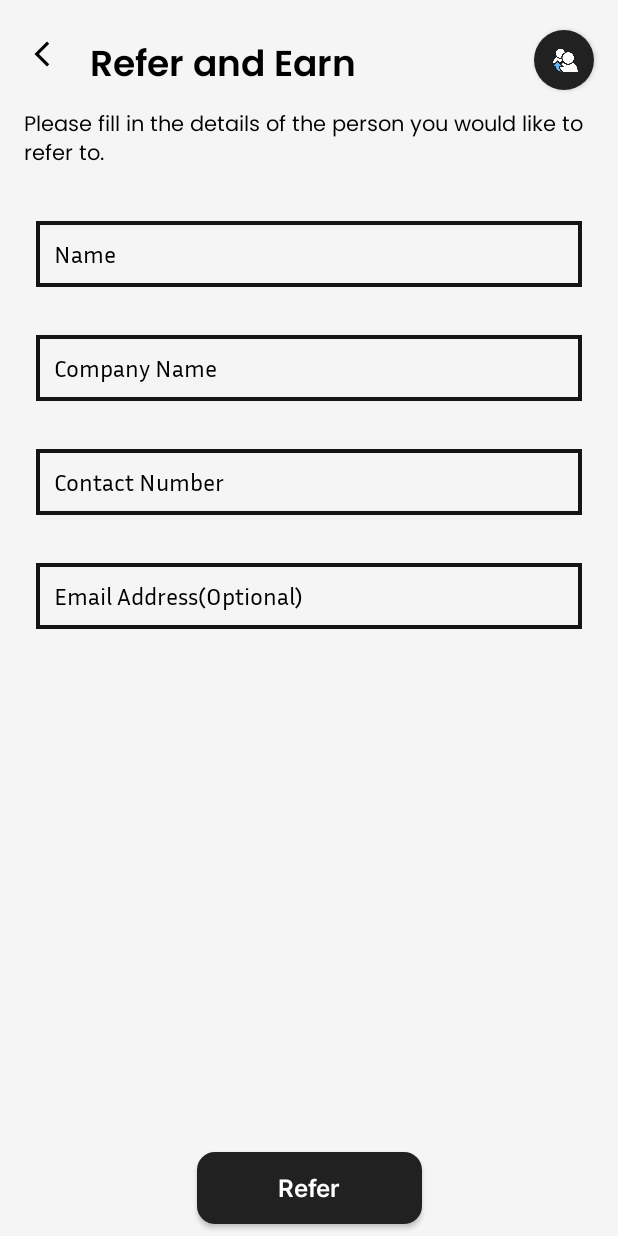
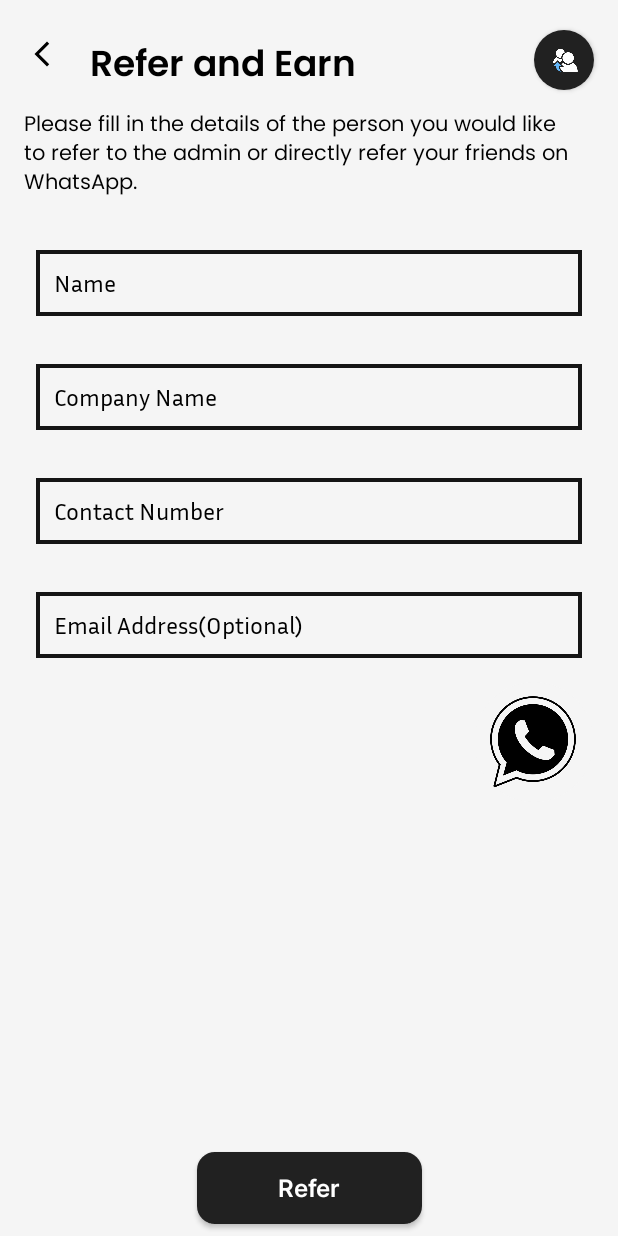
Before and after one commit to Abhishek-Deupa/IEA_App, an Android app: the Refer screen opened directly, with no data from a screen before it, on a phone screen of 412 x 824 dp. Run offline under Robolectric (Android 15) with nearby library versions, the light colour scheme and no system bars; our stand-ins replace Firebase (no records; nobody signed in at launch, a user with empty details on screens opened directly).

Commit message:
Added functionality to refer on WhatsApp

```diff
--- a/app/build.gradle
+++ b/app/build.gradle
@@ -10,8 +10,8 @@ android {
         applicationId "com.wormoscorp.ieaapp"
         minSdk 22
         targetSdk 32
-        versionCode 5
-        versionName "1.3"
+        versionCode 6
+        versionName "1.4"
 
         testInstrumentationRunner "androidx.test.runner.AndroidJUnitRunner"
     }
--- a/app/src/main/res/layout/activity_refer.xml
+++ b/app/src/main/res/layout/activity_refer.xml
@@ -32,20 +32,21 @@
             android:textColor="@color/black"
             android:textSize="24sp"
             app:layout_constraintStart_toEndOf="@id/refer_back_button"
-            app:layout_constraintTop_toTopOf="parent"/>
+            app:layout_constraintTop_toTopOf="parent"
+            tools:ignore="HardcodedText" />
 
         <TextView
             android:id="@+id/refer_instructions_text"
             android:layout_width="wrap_content"
             android:layout_height="wrap_content"
-            android:textColor="@color/black"
+            android:layout_marginTop="26dp"
+            android:layout_marginEnd="16dp"
+            android:fontFamily="@font/poppins_regular"
             android:paddingStart="16dp"
             android:paddingEnd="16dp"
-            android:fontFamily="@font/poppins_regular"
+            android:text="Please fill in the details of the person you would like to refer to the admin or directly refer your friends on WhatsApp."
+            android:textColor="@color/black"
             android:textSize="14sp"
-            android:layout_marginTop="26dp"
-            android:layout_marginEnd="16dp"
-            android:text="Please fill in the details of the person you would like to refer to."
             app:layout_constraintStart_toStartOf="parent"
             app:layout_constraintTop_toBottomOf="@id/refer_back_button"
             tools:ignore="hardCodedText" />
@@ -126,6 +127,27 @@
             app:layout_constraintTop_toBottomOf="@id/refer_contact_number_editText"
             tools:ignore="HardcodedText" />
 
+        <androidx.cardview.widget.CardView
+            android:id="@+id/refer_whats_app_cv"
+            android:layout_width="80dp"
+            android:layout_height="80dp"
+            android:layout_marginTop="16dp"
+            android:layout_marginEnd="16dp"
+            app:cardBackgroundColor="#f5f5f5"
+            app:cardCornerRadius="40dp"
+            app:cardElevation="0dp"
+            app:layout_constraintEnd_toEndOf="parent"
+            app:layout_constraintTop_toBottomOf="@id/refer_email_address_editText">
+
+            <ImageView
+                android:layout_width="match_parent"
+                android:layout_height="match_parent"
+                android:importantForAccessibility="no"
+                android:padding="8dp"
+                android:src="@drawable/whatsapp_icon" />
+
+        </androidx.cardview.widget.CardView>
+
         <TextView
             android:id="@+id/registration_null_textview"
             android:layout_width="match_parent"
@@ -133,7 +155,7 @@
             app:layout_constraintBottom_toTopOf="@id/refer_button"
             app:layout_constraintEnd_toEndOf="parent"
             app:layout_constraintStart_toStartOf="parent"
-            app:layout_constraintTop_toBottomOf="@id/refer_email_address_editText" />
+            app:layout_constraintTop_toBottomOf="@id/refer_whats_app_cv" />
 
         <androidx.appcompat.widget.AppCompatButton
             android:id="@+id/refer_button"
@@ -167,8 +189,6 @@
             android:layout_marginEnd="16dp"
             android:layout_marginBottom="10dp"
             app:cardBackgroundColor="#F5F5F5"
-            android:outlineSpotShadowColor="@color/black"
-            android:outlineAmbientShadowColor="@color/black"
             app:cardCornerRadius="20dp"
             app:layout_constraintEnd_toEndOf="parent"
             app:layout_constraintTop_toTopOf="parent">
@@ -177,9 +197,9 @@
                 android:layout_width="match_parent"
                 android:layout_height="match_parent"
                 android:background="@color/white"
-                android:src="@drawable/referimg" />
+                android:importantForAccessibility="no"
+                android:src="@drawable/refer_img" />
         </androidx.cardview.widget.CardView>
-
 
     </androidx.constraintlayout.widget.ConstraintLayout>
 
```
Also changed, not shown: app/src/main/java/com/wormoscorp/ieaapp/Refer.java (+42 -39 lines), app/src/main/res/drawable-v24/refer_img.png (renamed from app/src/main/res/drawable-v24/referimg.png), app/src/main/res/drawable/whatsapp_icon.png (added).
